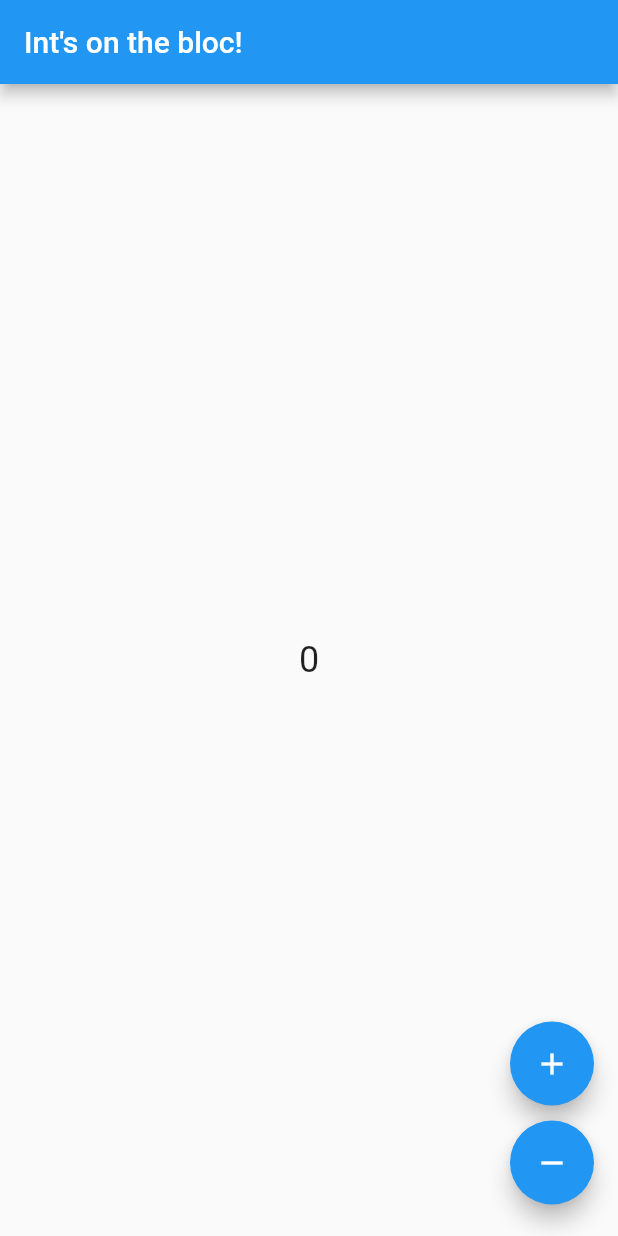
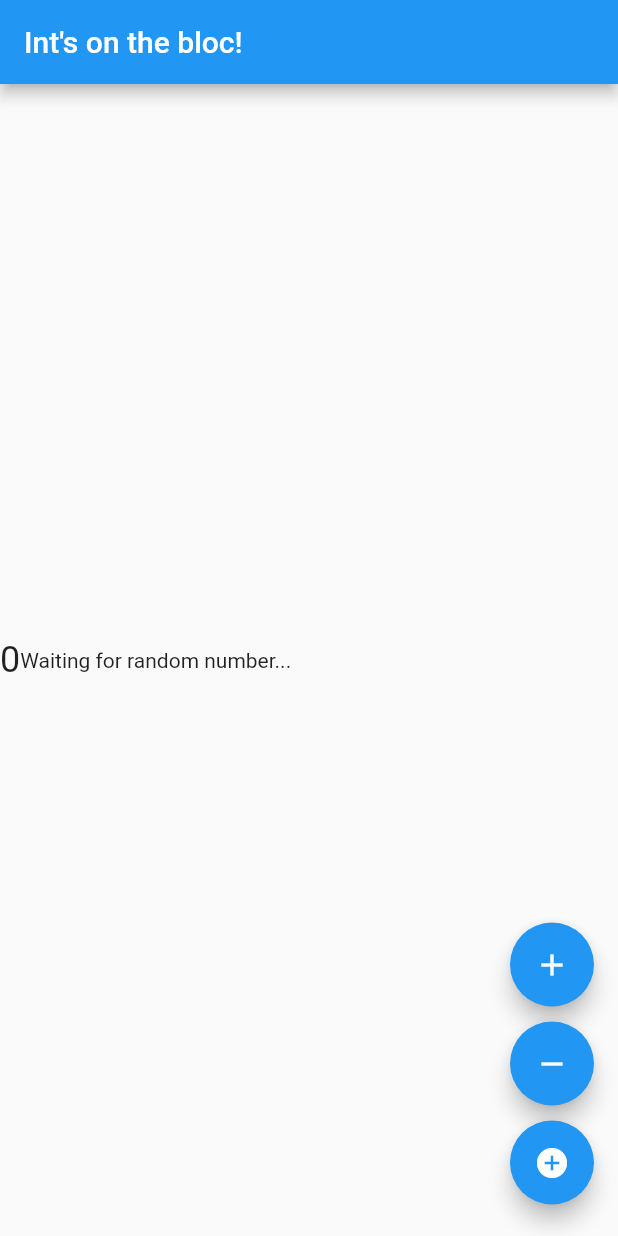
Before and after one commit to kbk1303/flutter_bloc_int_counter_example, a Flutter app: the screen it shows after launch, on a phone screen of 412 x 824 dp. Run offline on Flutter 3.47's test engine with Material 2 defaults, Android fonts, the phone set to English and light mode, and no system bars; our stand-ins replace bloc, bloc_concurrency, flutter_bloc, get_it.

Commit message:
random number bloc added

```diff
--- /dev/null
+++ b/lib/blocs/random-number/bloc/random_number_bloc.dart
@@ -0,0 +1,39 @@
+import 'package:flutter_bloc/flutter_bloc.dart';
+import 'package:flutter_bloc_int_counter_example/blocs/random-number/data/repository/api/fetch_random_number_service.dart';
+import 'package:flutter_bloc_int_counter_example/blocs/random-number/data/repository/mockup/fetch_random_number_mockup.dart';
+import 'package:flutter_bloc_int_counter_example/blocs/random-number/event/random_number_event.dart';
+import 'package:flutter_bloc_int_counter_example/blocs/random-number/state/random_number_state.dart';
+import 'package:flutter_bloc_int_counter_example/services/locators/service_locator.dart';
+
+class RandomNumberBloc extends Bloc<RandomNumberEvent, RandomNumberState> {
+  RandomNumberBloc()
+      : super(RandomNumberState(states: RandomNumberStates.initial)) {
+    on<FetchRamdomNumberEvent>(_onFetchRandomNumber);
+  }
+
+  void _onFetchRandomNumber(
+      FetchRamdomNumberEvent event, Emitter<RandomNumberState> emit) async {
+    emit(RandomNumberState(states: RandomNumberStates.loading));
+
+    if (event.useMockup ?? event.useMockup!) {
+      //fetch the random number from mockup
+      final mockup = locator<RandomNumberMockup>(); //dependency injection
+      final number = await mockup.fetchRandomNumber();
+      emit(RandomNumberState(states: RandomNumberStates.loaded));
+      emit(RandomNumberState(
+          states: RandomNumberStates.complete, number: number));
+    } else {
+      //fetch the random number for REST API
+      final apiService =
+          locator<RandomNumberApiService>(); //dependency injection
+      try {
+        final number = await apiService.fetchRandomNumber();
+        emit(RandomNumberState(states: RandomNumberStates.loaded));
+        emit(RandomNumberState(
+            states: RandomNumberStates.complete, number: number));
+      } catch (e) {
+        emit(RandomNumberState(states: RandomNumberStates.error));
+      }
+    }
+  }
+}
--- /dev/null
+++ b/lib/blocs/random-number/data/repository/api/fetch_random_number_service.dart
@@ -0,0 +1,33 @@
+import 'dart:convert';
+
+import 'package:flutter/foundation.dart';
+import 'package:flutter_bloc_int_counter_example/blocs/random-number/data/repository/random_number_resp.dart';
+import 'package:get_it/get_it.dart';
+import 'package:http/http.dart' as http;
+
+class RandomNumberApiService implements IRandomNumber {
+  @override
+  Future<int> fetchRandomNumber() async {
+    try {
+      final response =
+          await http.get(Uri.parse('http://192.168.86.129:3000/random'));
+      throwIf(response.statusCode != 200, 'An error occured in http request');
+
+      final number = jsonDecode(response.body);
+      try {
+        if (kDebugMode) {
+          print(int.tryParse(number['randomInt'].toString()));
+        }
+      } catch (fe) {
+        if (kDebugMode) {
+          print('parse failed!');
+        }
+        rethrow;
+      }
+      int retv = int.tryParse(number['randomInt'].toString())!;
+      return retv;
+    } catch (e) {
+      rethrow;
+    }
+  }
+}
--- /dev/null
+++ b/lib/blocs/random-number/data/repository/mockup/fetch_random_number_mockup.dart
@@ -0,0 +1,12 @@
+import 'dart:math';
+
+import 'package:flutter_bloc_int_counter_example/blocs/random-number/data/repository/random_number_resp.dart';
+
+class RandomNumberMockup implements IRandomNumber {
+  @override
+  Future<int> fetchRandomNumber() async {
+    await Future.delayed(const Duration(seconds: 1)); // simulate small delay
+    final random = Random();
+    return 1 + random.nextInt(100);
+  }
+}
--- /dev/null
+++ b/lib/blocs/random-number/data/repository/random_number_resp.dart
@@ -0,0 +1,3 @@
+abstract class IRandomNumber {
+  Future<int> fetchRandomNumber();
+}
--- /dev/null
+++ b/lib/blocs/random-number/event/random_number_event.dart
@@ -0,0 +1,9 @@
+abstract class RandomNumberEvent {}
+
+class FetchRamdomNumberEvent extends RandomNumberEvent {
+  final bool? _useMockup;
+
+  bool? get useMockup => _useMockup;
+
+  FetchRamdomNumberEvent({bool useMockup = true}) : _useMockup = useMockup;
+}
--- /dev/null
+++ b/lib/blocs/random-number/state/random_number_state.dart
@@ -0,0 +1,13 @@
+enum RandomNumberStates { initial, loading, loaded, complete, error }
+
+class RandomNumberState {
+  final RandomNumberStates _states;
+  final int? _number;
+
+  RandomNumberStates get currentState => _states;
+  int? get randomNumber => _number;
+
+  RandomNumberState({required RandomNumberStates states, int number = -1})
+      : _states = states,
+        _number = number;
+}
--- a/lib/main.dart
+++ b/lib/main.dart
@@ -3,8 +3,13 @@ import 'package:flutter_bloc/flutter_bloc.dart';
 import 'package:flutter_bloc_int_counter_example/blocs/counter_change/bloc/counter_change_bloc.dart';
 import 'package:flutter_bloc_int_counter_example/blocs/counter_change/event/counter_change_event.dart';
 import 'package:flutter_bloc_int_counter_example/blocs/counter_change/state/counter_change_state.dart';
+import 'package:flutter_bloc_int_counter_example/blocs/random-number/bloc/random_number_bloc.dart';
+import 'package:flutter_bloc_int_counter_example/blocs/random-number/event/random_number_event.dart';
+import 'package:flutter_bloc_int_counter_example/blocs/random-number/state/random_number_state.dart';
+import 'package:flutter_bloc_int_counter_example/services/locators/service_locator.dart';
 
 void main() {
+  setupLocator();
   runApp(const MyApp());
 }
 
@@ -54,8 +59,14 @@ class _MyHomePageState extends State<MyHomePage> {
   Widget build(BuildContext context) {
     return MaterialApp(
       title: 'Flutter Demo',
-      home: BlocProvider<CounterChangeBloc>(
+      home: MultiBlocProvider(
+        providers: [
+          BlocProvider<CounterChangeBloc>(
             create: (context) => CounterChangeBloc(),
+          ),
+          BlocProvider<RandomNumberBloc>(
+              create: (context) => RandomNumberBloc()),
+        ],
         child: const CounterPage(),
       ),
     );
@@ -72,11 +83,16 @@ class CounterPage extends StatelessWidget {
 
   @override
   Widget build(BuildContext context) {
-    final CounterChangeBloc counterBloc = BlocProvider.of<CounterChangeBloc>(context);
+    final CounterChangeBloc counterBloc =
+        BlocProvider.of<CounterChangeBloc>(context);
+    final RandomNumberBloc randomBloc =
+        BlocProvider.of<RandomNumberBloc>(context);
 
     return Scaffold(
       appBar: AppBar(title: const Text('Int\'s on the bloc!')),
-      body: BlocBuilder<CounterChangeBloc, CounterChangeState>(
+      body: Row(
+        children: [
+          BlocBuilder<CounterChangeBloc, CounterChangeState>(
             builder: (BuildContext context, CounterChangeState state) {
               return Center(
                 child: Text(
@@ -85,6 +101,28 @@ class CounterPage extends StatelessWidget {
                 ),
               );
             },
+          ),
+          BlocBuilder<RandomNumberBloc, RandomNumberState>(
+            builder: (BuildContext context, RandomNumberState state) {
+              if (state.currentState == RandomNumberStates.initial) {
+                return const Center(
+                  child: Text('Waiting for random number...'),
+                );
+              }
+              if (state.currentState == RandomNumberStates.loading) {
+                return const CircularProgressIndicator();
+              }
+              return Center(
+                child: Text(
+                  state.currentState != RandomNumberStates.error
+                      ? 'This is a random number: ${state.randomNumber}'
+                      : 'An error occured',
+                  style: const TextStyle(fontSize: 24.0),
+                ),
+              );
+            },
+          ),
+        ],
       ),
       floatingActionButton: Column(
         crossAxisAlignment: CrossAxisAlignment.end,
@@ -108,6 +146,15 @@ class CounterPage extends StatelessWidget {
               },
             ),
           ),
+          Padding(
+            padding: const EdgeInsets.symmetric(vertical: 5.0),
+            child: FloatingActionButton(
+              child: const Icon(Icons.add_circle_sharp),
+              onPressed: () {
+                randomBloc.add(FetchRamdomNumberEvent(useMockup: false));
+              },
+            ),
+          ),
         ],
       ),
     );
--- /dev/null
+++ b/lib/services/locators/service_locator.dart
@@ -0,0 +1,10 @@
+import 'package:flutter_bloc_int_counter_example/blocs/random-number/data/repository/api/fetch_random_number_service.dart';
+import 'package:flutter_bloc_int_counter_example/blocs/random-number/data/repository/mockup/fetch_random_number_mockup.dart';
+import 'package:get_it/get_it.dart';
+
+GetIt locator = GetIt.instance;
+
+void setupLocator() {
+  locator.registerLazySingleton(() => RandomNumberMockup());
+  locator.registerLazySingleton(() => RandomNumberApiService());
+}
--- a/pubspec.yaml
+++ b/pubspec.yaml
@@ -38,6 +38,8 @@ dependencies:
   bloc: ^8.1.2
   flutter_bloc: ^8.1.3
   bloc_concurrency: ^0.2.2
+  get_it: ^7.6.0
+  http: ^1.1.0
 
 dev_dependencies:
   flutter_test:
```
Also changed, not shown: pubspec.lock, 1 other file. Lines whose indentation alone changed are shown as unchanged.
